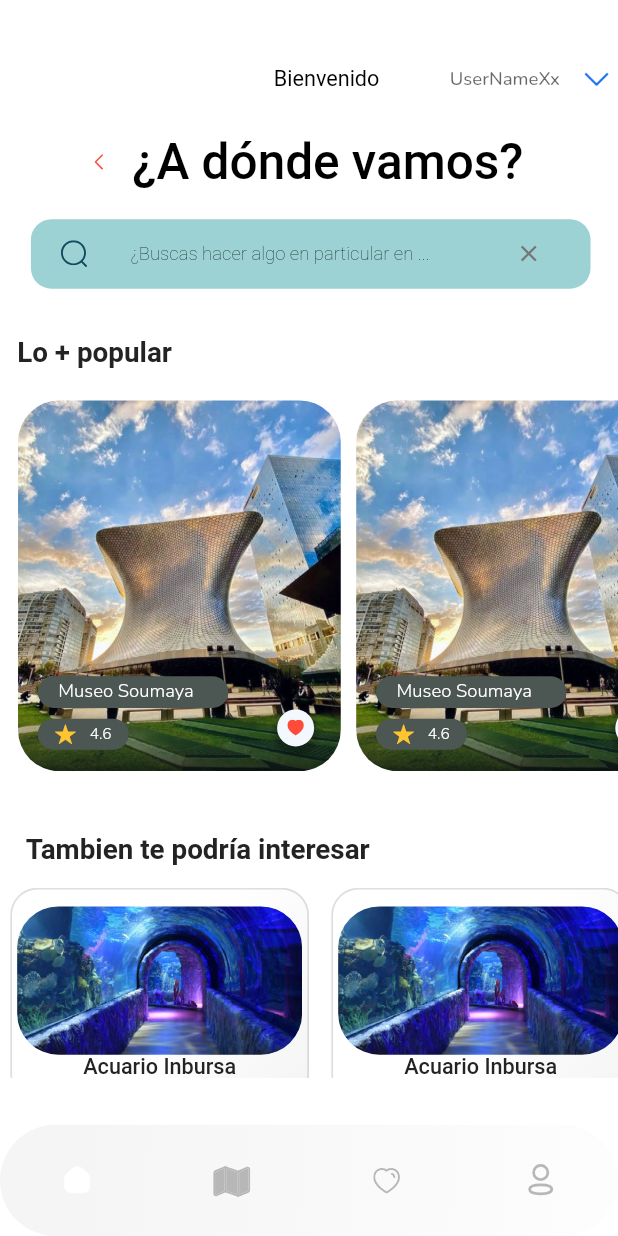
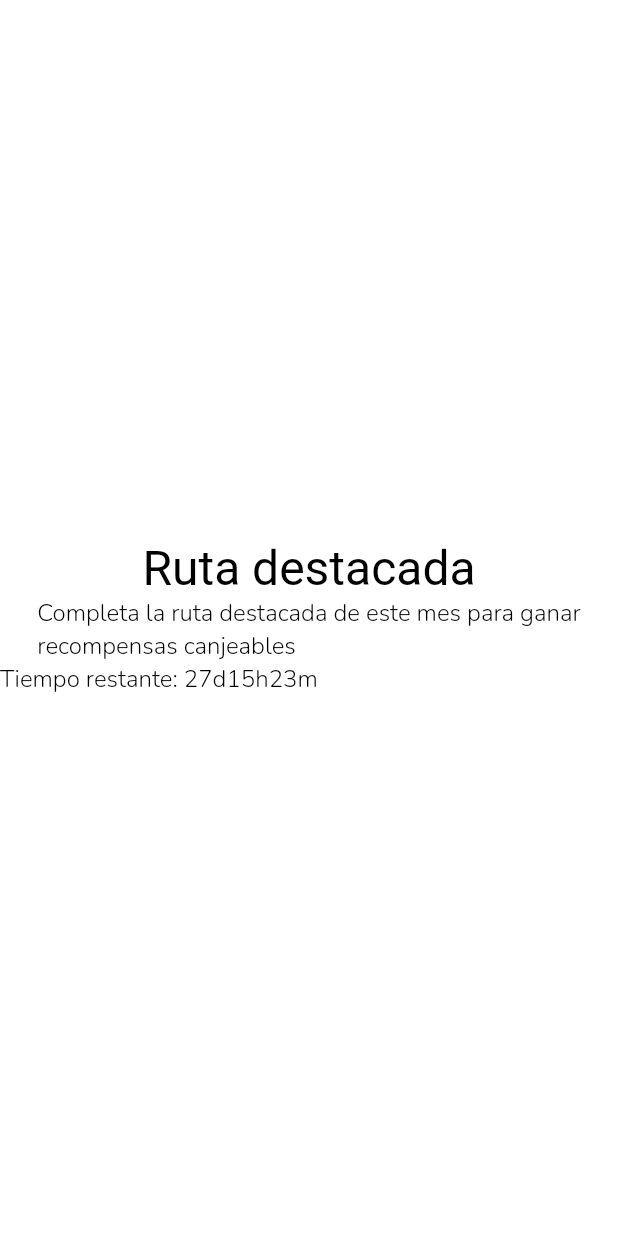
Before and after one commit to ElTr4ck/ProyectoTuristeandoAndo, a Flutter app: the screen it shows after launch, on a phone screen of 412 x 824 dp. Run offline on Flutter 3.47's test engine with Material 2 defaults, Android fonts, the phone set to English and light mode, and no system bars; our stand-ins replace awesome_snackbar_content, bloc, cached_network_image, carousel_slider, equatable, flutter_bloc and 7 more; missing offline and left inert: dart:js, flutter_google_maps_webservices, flutter_google_places, google_api_headers, google_maps_routes, google_maps_webservice and 1 more; Roboto replaces fonts that are missing (Monserrat, Montserrat).

Commit message:
Beta 3.0.1 xd

```diff
--- a/lib/main.dart
+++ b/lib/main.dart
@@ -52,7 +52,7 @@ class MyApp extends StatelessWidget {
             useMaterial3: true,
           ),*/
           //home: const MyHomePage(title: 'Flutter Demo Home Page'),
-          initialRoute: AppRoutes.frminicioContainerScreen,
+          initialRoute: AppRoutes.frmRutaDestacada,
           routes: AppRoutes.routes,
         ),
       ),
--- a/lib/repositories/geolocation/geolocation_repository.dart
+++ b/lib/repositories/geolocation/geolocation_repository.dart
@@ -1,11 +1,19 @@
 import 'package:geolocator/geolocator.dart';
 import 'package:turisteando_ando/repositories/geolocation/base_geolocation_repository.dart';
+import 'package:permission_handler/permission_handler.dart';
 
 class GeolocationRepository extends BaseGeolocationRepository {
   GeolocationRepository();
 
   @override
   Future<Position> getCurrentLocation() async {
-    return await Geolocator.getCurrentPosition(desiredAccuracy: LocationAccuracy.high);
+    var status = await Permission.location.status;
+    if (status.isDenied) {
+      await Permission.location.request();
+      return getCurrentLocation();
+    }
+    else {
+      return await Geolocator.getCurrentPosition(desiredAccuracy: LocationAccuracy.high);
+    }
   }
 }
--- a/lib/routes/app_routes.dart
+++ b/lib/routes/app_routes.dart
@@ -1,3 +1,5 @@
+import 'dart:js';
+
 import 'package:flutter/material.dart';
 import 'package:turisteando_ando/pantallas/rutaUno.dart';
 import 'package:turisteando_ando/pantallas/rutas.dart';
@@ -19,6 +21,7 @@ import 'package:turisteando_ando/screens/pantallas/loginSystem/frmcambiocont_scr
 import 'package:turisteando_ando/screens/pantallas/loginSystem/frmregistro_screen/frmregistro_screen.dart';
 import 'package:turisteando_ando/screens/pantallas/loginSystem/frminvitado_screen/frminvitado_screen.dart';
 import 'package:turisteando_ando/screens/pantallas/loginSystem/app_navigation_screen/app_navigation_screen.dart';
+import 'package:turisteando_ando/screens/rutaDestacada/frmRutaDestacada.dart';
 
 class AppRoutes {
   static const String frmwelcomeScreen = '/frmwelcome_screen';
@@ -66,6 +69,8 @@ class AppRoutes {
 
   static const String rutasUno = '/rutasUno.dart';
 
+  static const String frmRutaDestacada = '/frmRutaDestacada.dart';
+
   static Map<String, WidgetBuilder> routes = {
     frminicioContainerScreen: (context) => FrminicioContainerScreen(),
 
@@ -105,6 +110,8 @@ class AppRoutes {
 
     rutas: (context) => PolylineScreen(),
 
+    frmRutaDestacada: (context) => FrmRutaDestacada(),
+
     //rutasUno: (context) => RutaUno(predictionDescription: predictionDescription) //TODO: Aqui que onda jaja
   };
 }
--- /dev/null
+++ b/lib/screens/rutaDestacada/frmRutaDestacada.dart
@@ -0,0 +1,57 @@
+import 'package:flutter/material.dart';
+
+class FrmRutaDestacada extends StatelessWidget {
+  const FrmRutaDestacada({super.key});
+
+  @override
+  Widget build(BuildContext context) {
+    return const SafeArea(
+      child: Scaffold(
+        body: Column(
+          mainAxisAlignment: MainAxisAlignment.center,
+          children: [
+            Text(
+              'Ruta destacada',
+              style: TextStyle(
+                fontFamily: 'Monserrat',
+                fontSize: 32,
+                color: Colors.black,
+              ),
+            ),
+            Text(
+              'Completa la ruta destacada de este mes para ganar\nrecompensas canjeables',
+              style: TextStyle(
+                fontFamily: 'Nunito',
+                fontSize: 16,
+                color: Colors.black,
+                fontWeight: FontWeight.w100
+              ),
+            ),
+            Row(
+              children: [
+                Text(
+                  'Tiempo restante: ',
+                  style: TextStyle(
+                    fontFamily: 'Nunito',
+                    fontSize: 16,
+                    color: Colors.black,
+                    fontWeight: FontWeight.w100
+                  ),
+                ),
+                Text(
+                  '27d15h23m', //TODO: Poner el timer de acuerdo a la BD
+                  style: TextStyle(
+                    fontFamily: 'Nunito',
+                    fontSize: 16,
+                    color: Colors.black,
+                    fontWeight: FontWeight.w100
+                  ),
+                ),
+              ],
+            ),
+          ],
+        ),
+      ),
+    );
+  }
+}
--- a/pubspec.yaml
+++ b/pubspec.yaml
@@ -63,6 +63,7 @@ dependencies:
   intl: ^0.18.1
   cached_network_image: ^3.3.0
   flutter_svg: ^1.1.6
+  permission_handler: ^11.0.1
 
 dependency_overrides:
   http: ^1.1.0
```
Also changed, not shown: pubspec.lock, 2 other files.
